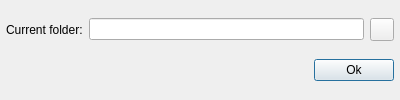
The window that src/widgets/selectfolder.ui (FreeJoy-Team/FreeJoyConfiguratorQt) describes before a commit, drawn with Qt 5.
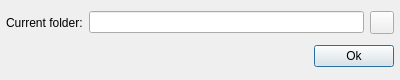
The same window after the commit. Icons and pictures are not drawn.

What changed in the file:
```diff
--- a/src/widgets/selectfolder.ui
+++ b/src/widgets/selectfolder.ui
@@ -7,13 +7,13 @@
     <x>0</x>
     <y>0</y>
     <width>400</width>
-    <height>100</height>
+    <height>80</height>
    </rect>
   </property>
   <property name="minimumSize">
    <size>
     <width>300</width>
-    <height>100</height>
+    <height>80</height>
    </size>
   </property>
   <property name="maximumSize">
```
